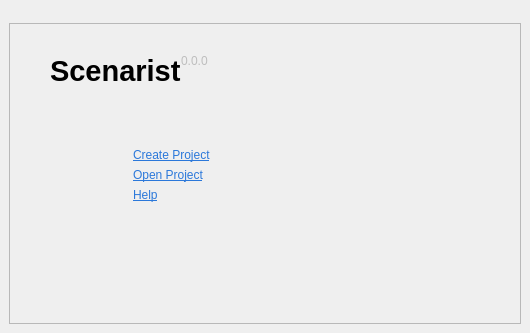
dimkanovikov/KITScenarist, file src/UserInterfaceLayer/StartUp/StartUpView.ui: the form before one commit.
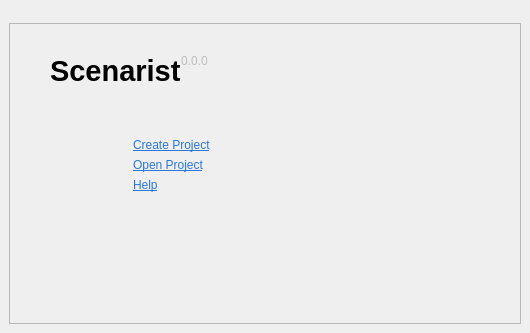
The form after the commit. Icons and pictures are not drawn.

```diff
--- a/src/UserInterfaceLayer/StartUp/StartUpView.ui
+++ b/src/UserInterfaceLayer/StartUp/StartUpView.ui
@@ -130,7 +130,7 @@
             <number>20</number>
            </property>
            <property name="topMargin">
-            <number>50</number>
+            <number>40</number>
            </property>
            <item row="1" column="0">
             <spacer name="verticalSpacer">
```
